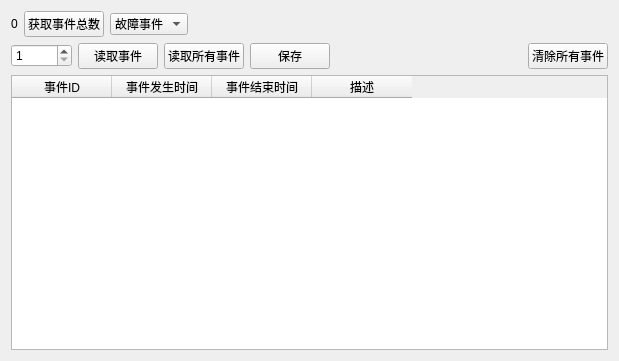
Old version of the form page/pagereadevent.ui in the repository a9876653/qt-j1939.
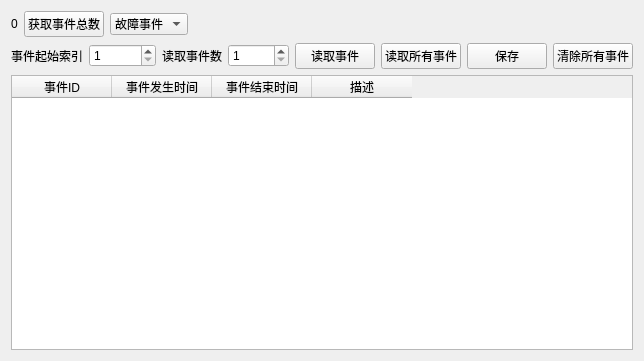
New version of the form.

Commit message: 优化事件读取窗口

```diff
--- a/page/pagereadevent.ui
+++ b/page/pagereadevent.ui
@@ -86,7 +86,31 @@
    <item row="2" column="0">
     <layout class="QHBoxLayout" name="horizontalLayout_2">
      <item>
-      <widget class="QSpinBox" name="spinBox">
+      <widget class="QLabel" name="label">
+       <property name="text">
+        <string>事件起始索引</string>
+       </property>
+      </widget>
+     </item>
+     <item>
+      <widget class="QSpinBox" name="startSpinBox">
+       <property name="minimum">
+        <number>1</number>
+       </property>
+       <property name="maximum">
+        <number>9999999</number>
+       </property>
+      </widget>
+     </item>
+     <item>
+      <widget class="QLabel" name="label_2">
+       <property name="text">
+        <string>读取事件数</string>
+       </property>
+      </widget>
+     </item>
+     <item>
+      <widget class="QSpinBox" name="readCntSpinBox">
        <property name="prefix">
         <string/>
        </property>
```
The commit also changes 1 other file.
